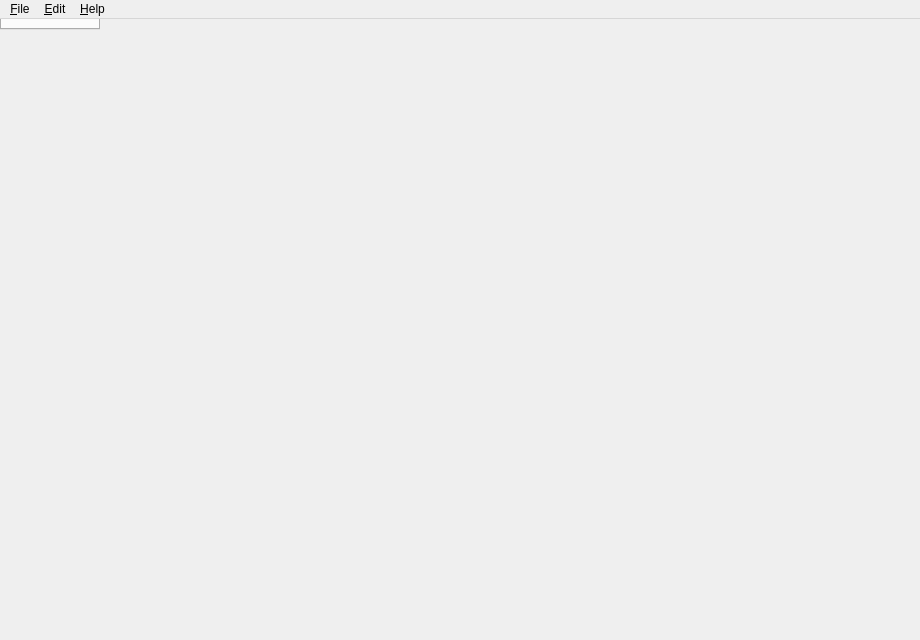
This is res/workbench.ui in jannikalber/nova-framework as Qt 5 draws it before an edit. The edited form follows.
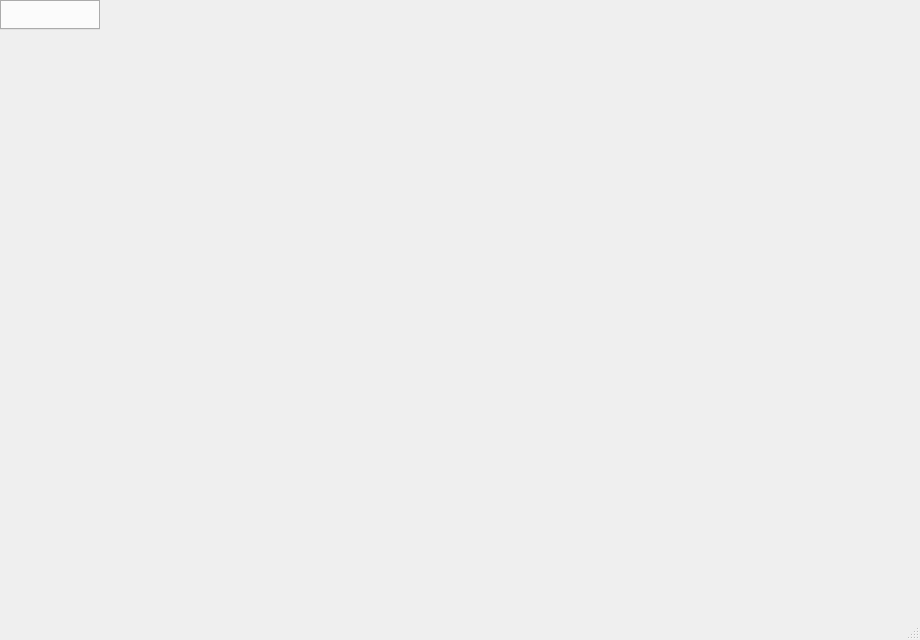
This is the edited form.

What changed in the file:
```diff
--- a/res/workbench.ui
+++ b/res/workbench.ui
@@ -28,28 +28,7 @@
 			</property>
 		</widget>
 		
-		<widget class="QMenuBar">
-			<widget class="QMenu" name="mnuFile">
-				<property name="title">
-					<string>&amp;File</string>
-				</property>
-			</widget>
-			
-			<widget class="QMenu" name="mnuEdit">
-				<property name="title">
-					<string>&amp;Edit</string>
-				</property>
-			</widget>
-			
-			<widget class="QMenu" name="mnuHelp">
-				<property name="title">
-					<string>&amp;Help</string>
-				</property>
-			</widget>
-			
-			<addaction name="mnuFile" />
-			<addaction name="mnuEdit" />
-			<addaction name="mnuHelp" />
-		</widget>
+		<widget class="QMenuBar" />
+		<widget class="QStatusBar" />
 	</widget>
 </ui>
```
